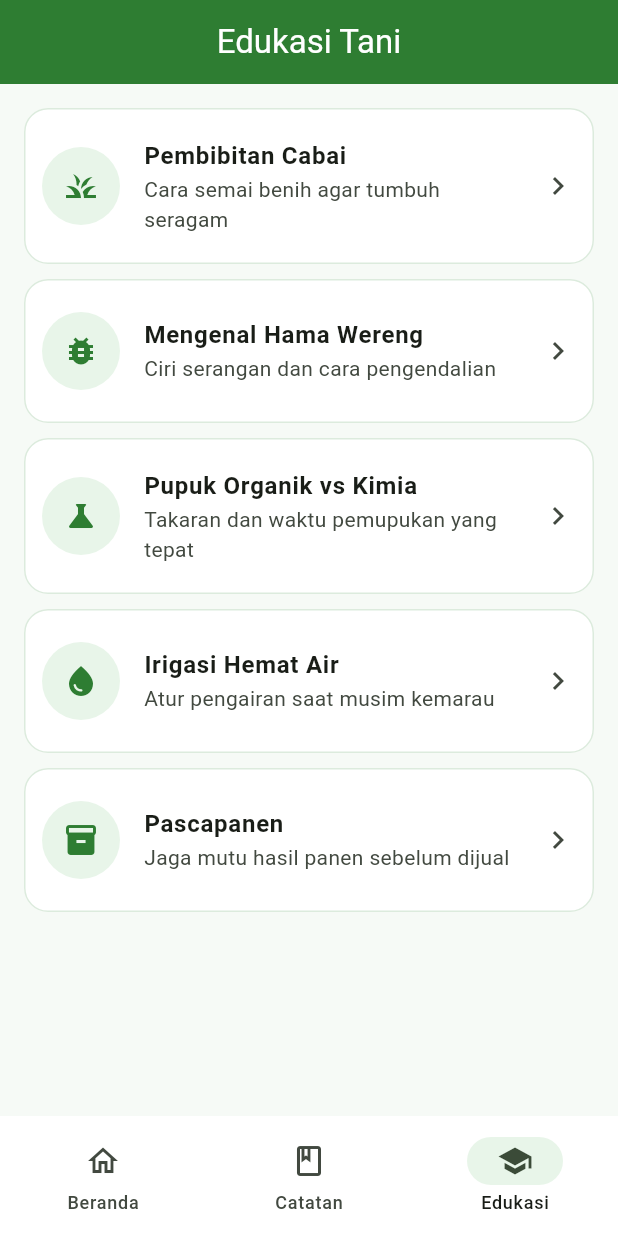
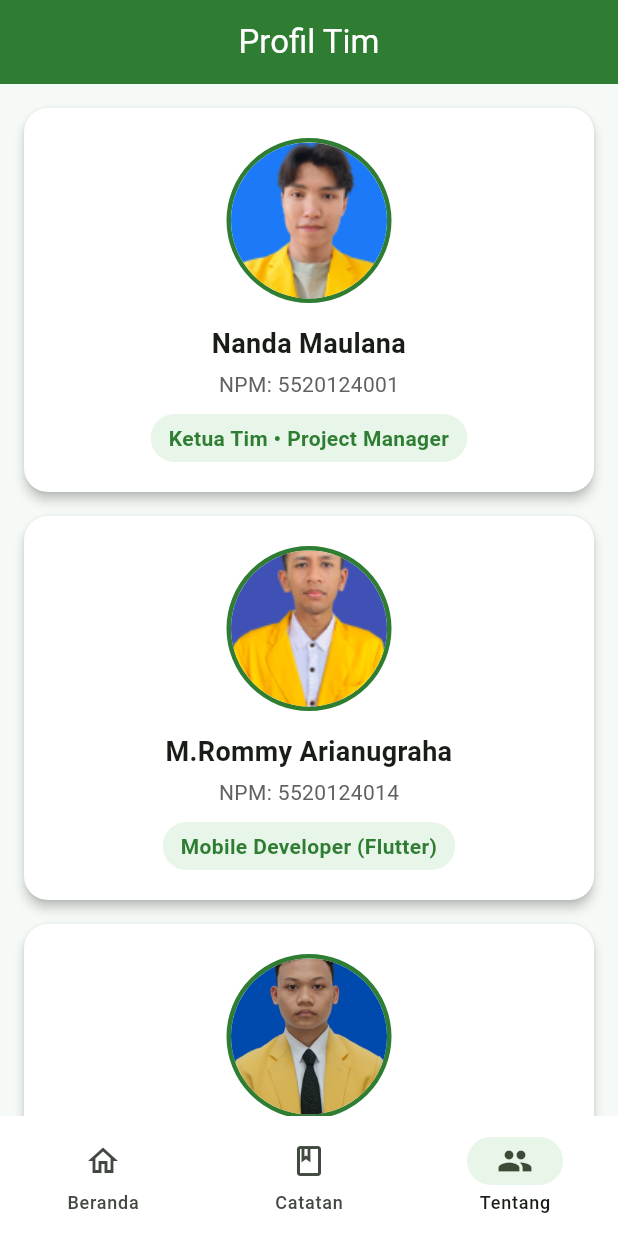
Before and after one commit to R0sers/PANEN, a Flutter app: the screen it shows after launch, item 3 of the bottom bar chosen, on a phone screen of 412 x 824 dp. Run offline on Flutter 3.47's test engine with Material 3 defaults, Android fonts, the phone set to English and light mode, and no system bars.

Commit message:
HalamanTentang,Logo

```diff
--- a/lib/main.dart
+++ b/lib/main.dart
@@ -1,7 +1,7 @@
 import 'package:flutter/material.dart';
 
 import 'screens/catatan_screen.dart';
-import 'screens/edukasi_screen.dart';
+import 'screens/tentang_screen.dart';
 import 'screens/home_screen.dart';
 import 'theme/app_theme.dart';
 
@@ -14,7 +14,7 @@ class PanenApp extends StatelessWidget {
   Widget build(BuildContext context) {
     return MaterialApp(
       title: 'PANEN',
-      debugShowCheckedModeBanner: true,
+      debugShowCheckedModeBanner: false,
       theme: AppTheme.light,
       home: const MainShell(),
     );
@@ -54,9 +54,9 @@ class _MainShellState extends State<MainShell> {
               selectedIcon: Icon(Icons.book),
               label: 'Catatan'),
           NavigationDestination(
-              icon: Icon(Icons.school_outlined),
-              selectedIcon: Icon(Icons.school),
-              label: 'Edukasi'),
+              icon: Icon(Icons.people_outlined),
+              selectedIcon: Icon(Icons.people),
+              label: 'Tentang'),
         ],
       ),
     );
--- a/lib/screens/edukasi_screen.dart
+++ /dev/null
@@ -1,44 +0,0 @@
-import 'package:flutter/material.dart';
-
-import '../theme/app_theme.dart';
-
-class EdukasiScreen extends StatelessWidget {
-  const EdukasiScreen({super.key});
-
-  static const _materi = [
-    (Icons.grass, 'Pembibitan Cabai', 'Cara semai benih agar tumbuh seragam'),
-    (Icons.bug_report, 'Mengenal Hama Wereng', 'Ciri serangan dan cara pengendalian'),
-    (Icons.science, 'Pupuk Organik vs Kimia', 'Takaran dan waktu pemupukan yang tepat'),
-    (Icons.water_drop, 'Irigasi Hemat Air', 'Atur pengairan saat musim kemarau'),
-    (Icons.inventory_2, 'Pascapanen', 'Jaga mutu hasil panen sebelum dijual'),
-  ];
-
-  @override
-  Widget build(BuildContext context) {
-    return Scaffold(
-      appBar: AppBar(title: const Text('Edukasi Tani')),
-      body: ListView.builder(
-        padding: const EdgeInsets.all(16),
-        itemCount: _materi.length,
-        itemBuilder: (_, i) {
-          final m = _materi[i];
-          return Card(
-            margin: const EdgeInsets.only(bottom: 10),
-            child: ListTile(
-              contentPadding: const EdgeInsets.all(12),
-              leading: CircleAvatar(
-                radius: 26,
-                backgroundColor: AppColors.hijauPucat,
-                child: Icon(m.$1, color: AppColors.hijau),
-              ),
-              title: Text(m.$2,
-                  style: const TextStyle(fontWeight: FontWeight.bold)),
-              subtitle: Text(m.$3),
-              trailing: const Icon(Icons.chevron_right),
-            ),
-          );
-        },
-      ),
-    );
-  }
-}
--- a/lib/screens/home_screen.dart
+++ b/lib/screens/home_screen.dart
@@ -32,16 +32,11 @@ class HomeScreen extends StatelessWidget {
             child: const Column(
               crossAxisAlignment: CrossAxisAlignment.start,
               children: [
-                Text('PANEN',
-                    style: TextStyle(
-                        color: Colors.white,
-                        fontSize: 30,
-                        fontWeight: FontWeight.w800,
-                        letterSpacing: 4)),
-                SizedBox(height: 4),
-                Text('Platform Agrikultur Nusantara, Edukasi & Nafkah',
+                Image(image: AssetImage('assets/image/logo.png'), width: 100,),
+                SizedBox(height: 6),
+                Text('Platform Agrikultur Nusantara Edukasi Niaga',
                     style: TextStyle(color: Colors.white70, fontSize: 12)),
-                SizedBox(height: 20),
+                SizedBox(height: 10),
                 Text('Sugeng rawuh, Juragan!',
                     style: TextStyle(
                         color: Colors.white,
--- /dev/null
+++ b/lib/screens/tentang_screen.dart
@@ -0,0 +1,111 @@
+import 'package:flutter/material.dart';
+
+import '../theme/app_theme.dart';
+
+class EdukasiScreen extends StatelessWidget {
+  const EdukasiScreen({super.key});
+
+  static const _anggota = [
+    (
+      nama: 'Nanda Maulana',
+      npm: '5520124001',
+      keterangan: 'Ketua Tim • Project Manager',
+      image: 'assets/image/f2.png',
+    ),
+    (
+      nama: 'M.Rommy Arianugraha',
+      npm: '5520124014',
+      keterangan: 'Mobile Developer (Flutter)',
+      image: 'assets/image/f1.png',
+    ),
+    (
+      nama: 'Robi Septiandi',
+      npm: '5520124028',
+      keterangan: 'UI/UX Designer',
+      image: 'assets/image/f3.jpeg',
+    ),
+    (
+      nama: 'Muchamad Faza Fadillah',
+      npm: '5520124016',
+      keterangan: 'Backend & Database',
+      image: 'assets/image/f4.jpeg',
+    ),
+  ];
+
+  @override
+  Widget build(BuildContext context) {
+    return Scaffold(
+      appBar: AppBar(title: const Text('Profil Tim')),
+      body: ListView.builder(
+        padding: const EdgeInsets.all(16),
+        itemCount: _anggota.length,
+        itemBuilder: (_, i) {
+          final a = _anggota[i];
+          return Card(
+            elevation: 3,
+            margin: const EdgeInsets.only(bottom: 16),
+            shape: RoundedRectangleBorder(
+              borderRadius: BorderRadius.circular(16),
+            ),
+            child: Padding(
+              padding: const EdgeInsets.all(20),
+              child: Column(
+                children: [
+                  Container(
+                    width: 110,
+                    height: 110,
+                    decoration: BoxDecoration(
+                      shape: BoxShape.circle,
+                      border: Border.all(color: AppColors.hijau, width: 3),
+                    ),
+                    child: ClipOval(
+                      child: Image.asset(
+                        a.image,
+                        width: 110,
+                        height: 110,
+                        fit: BoxFit.cover,
+                      ),
+                    ),
+                  ),
+                  const SizedBox(height: 14),
+                  Text(
+                    a.nama,
+                    textAlign: TextAlign.center,
+                    style: const TextStyle(
+                      fontSize: 18,
+                      fontWeight: FontWeight.bold,
+                    ),
+                  ),
+                  const SizedBox(height: 4),
+                  Text(
+                    'NPM: ${a.npm}',
+                    style: TextStyle(color: Colors.grey.shade700),
+                  ),
+                  const SizedBox(height: 10),
+                  Container(
+                    padding: const EdgeInsets.symmetric(
+                      horizontal: 12,
+                      vertical: 6,
+                    ),
+                    decoration: BoxDecoration(
+                      color: AppColors.hijauPucat,
+                      borderRadius: BorderRadius.circular(20),
+                    ),
+                    child: Text(
+                      a.keterangan,
+                      textAlign: TextAlign.center,
+                      style: const TextStyle(
+                        color: AppColors.hijau,
+                        fontWeight: FontWeight.w600,
+                      ),
+                    ),
+                  ),
+                ],
+              ),
+            ),
+          );
+        },
+      ),
+    );
+  }
+}
--- a/pubspec.yaml
+++ b/pubspec.yaml
@@ -10,6 +10,7 @@ dependencies:
   flutter:
     sdk: flutter
 
+
 dev_dependencies:
   flutter_test:
     sdk: flutter
@@ -17,3 +18,5 @@ dev_dependencies:
 
 flutter:
   uses-material-design: true
+  assets:
+    - 'assets/image/'
```
Also changed, not shown: assets/image/f1.png (added), assets/image/f2.png (added), assets/image/f3.jpeg (added), assets/image/f4.jpeg (added), assets/image/logo.png (added), assets/image/logo_panen_nobg.png (added), assets/image/test.jpg (added).
